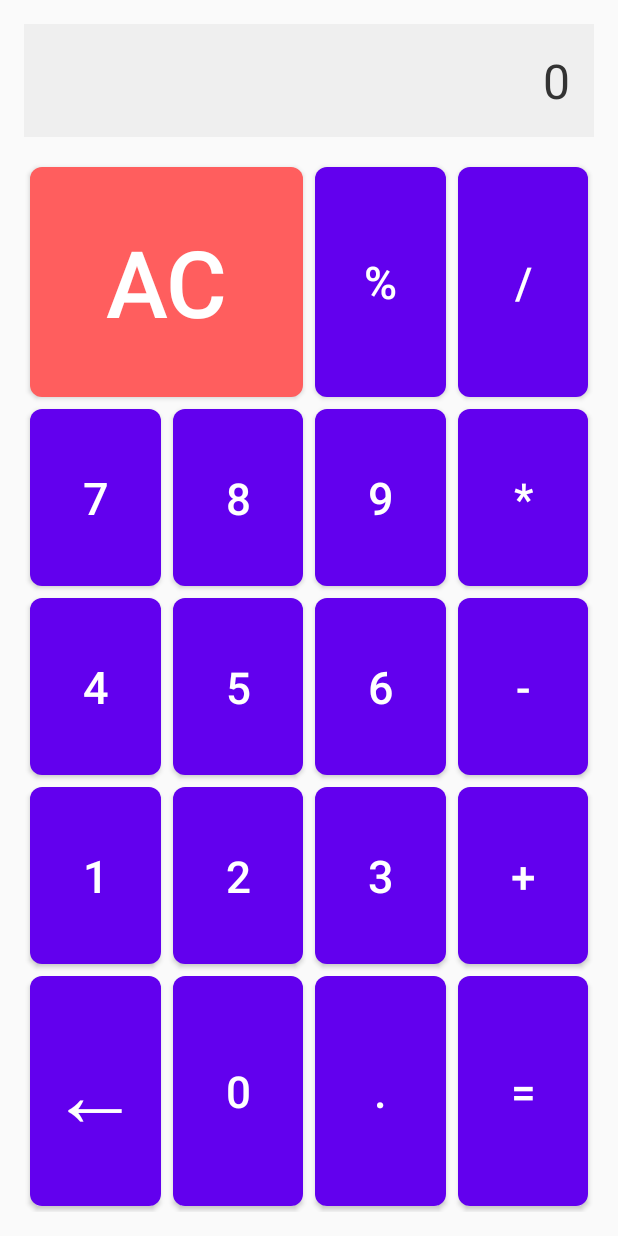
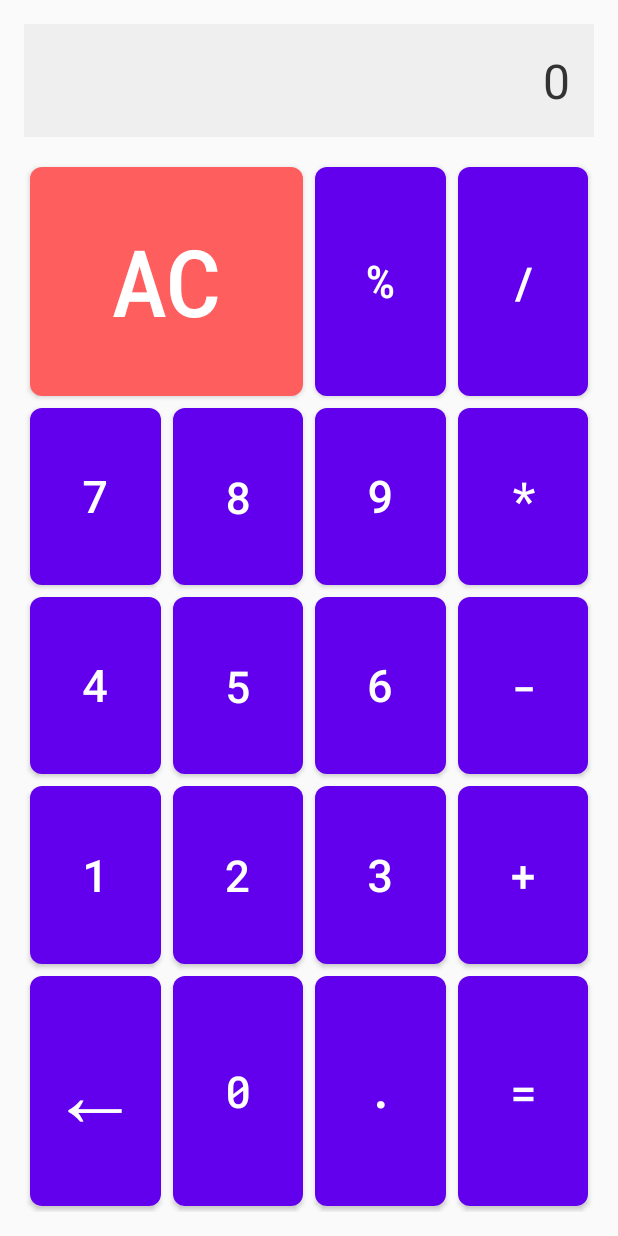
Before and after one commit to AntonKalochelitis/simple-calculator, an Android app: the screen it shows after launch (MainActivity), on a phone screen of 412 x 824 dp. Run offline under Robolectric (Android 15) with nearby library versions, the phone set to English and light mode, and no system bars.

Commit message:
1) add font; 2) update versionCode; 3) fix bug;

```diff
--- a/app/build.gradle.kts
+++ b/app/build.gradle.kts
@@ -11,8 +11,8 @@ android {
         applicationId = "com.wdevelop.calculator"
         minSdk = 21
         targetSdk = 34
-        versionCode = 13
-        versionName = "1.0.13"
+        versionCode = 16
+        versionName = "1.0.16"
 
         testInstrumentationRunner = "androidx.test.runner.AndroidJUnitRunner"
         vectorDrawables {
--- a/app/src/main/res/values/strings.xml
+++ b/app/src/main/res/values/strings.xml
@@ -1,3 +1,4 @@
 <resources>
     <string name="app_name">Calculator WDEVELOP</string>
+    <string name="error_display_text">Error</string>
 </resources>
--- a/app/src/main/res/values/styles.xml
+++ b/app/src/main/res/values/styles.xml
@@ -1,6 +1,9 @@
 <?xml version="1.0" encoding="utf-8"?>
 <resources>
-    <style name="CalcButtonWhite">
+    <style name="FontRobotoMonoText">
+        <item name="android:fontFamily">@font/robot_mono_medium</item>
+    </style>
+    <style name="CalcButtonWhite" parent="FontRobotoMonoText">
         <item name="android:layout_width">0dp</item>
         <item name="android:layout_height">wrap_content</item>
         <item name="android:layout_margin">4dp</item>
@@ -10,7 +13,7 @@
         <item name="android:background">@drawable/button_background_white</item>
         <item name="android:textColor">@color/white</item>
     </style>
-    <style name="CalcButtonBlue">
+    <style name="CalcButtonBlue" parent="FontRobotoMonoText">
         <item name="android:layout_width">0dp</item>
         <item name="android:layout_height">wrap_content</item>
         <item name="android:layout_margin">4dp</item>
@@ -20,7 +23,7 @@
         <item name="android:background">@drawable/button_background_blue</item>
         <item name="android:textColor">@color/white</item>
     </style>
-    <style name="CalcButtonRed">
+    <style name="CalcButtonRed" parent="FontRobotoMonoText">
         <item name="android:layout_width">0dp</item>
         <item name="android:layout_height">wrap_content</item>
         <item name="android:layout_margin">4dp</item>
```
Also changed, not shown: app/src/main/java/com/wdevelop/calculator/MainActivity.kt (+9 -4 lines), app/src/main/res/font/robot_mono_medium.ttf (added), app/src/main/res/font/roboto_mono_bold.ttf (added), app/src/main/res/font/roboto_mono_bolditalic.ttf (added), app/src/main/res/font/roboto_mono_extralight.ttf (added), app/src/main/res/font/roboto_mono_extralightitalic.ttf (added), app/src/main/res/font/roboto_mono_italic.ttf (added), app/src/main/res/font/roboto_mono_light.ttf (added), app/src/main/res/font/roboto_mono_lightitalic.ttf (added), app/src/main/res/font/roboto_mono_mediumitalic.ttf (added), app/src/main/res/font/roboto_mono_regular.ttf (added), app/src/main/res/font/roboto_mono_semibold.ttf (added), app/src/main/res/font/roboto_mono_semibolditalic.ttf (added), app/src/main/res/font/roboto_mono_thin.ttf (added), 1 more files.
